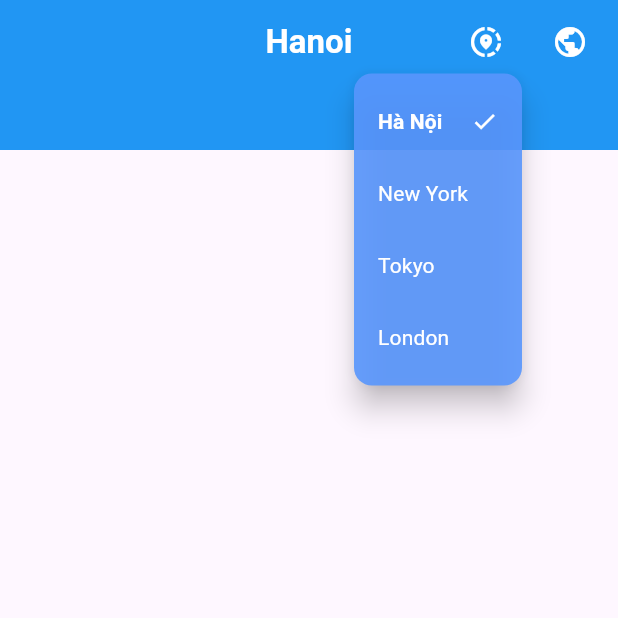
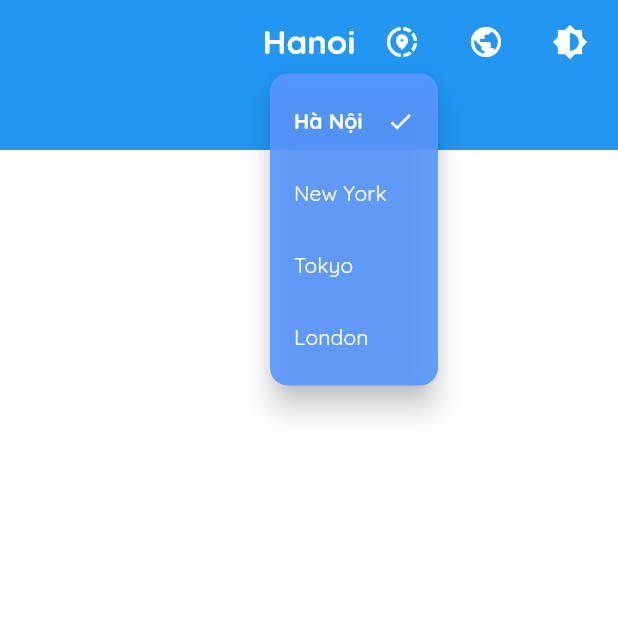
Before and after one commit to DHDuong2903/Weather-App, a Flutter app: the screen it shows after launch, after a tap on "Bắt đầu xem thời tiết", after a tap on the "share location" icon, on a phone screen of 412 x 824 dp, the top half of it. Run offline on Flutter 3.47's test engine with Material 3 defaults, Android fonts, the phone set to English and light mode, and no system bars.

Commit message:
add_theme_folder_and_toggle_btn_theme

```diff
--- a/lib/components/CustomAppBar.dart
+++ b/lib/components/CustomAppBar.dart
@@ -1,6 +1,7 @@
 import 'package:flutter/material.dart';
 
 class CustomAppBar extends StatelessWidget implements PreferredSizeWidget {
+  final VoidCallback toggleTheme;
   final String city;
   final String language;
   final Function(String) onCityChanged;
@@ -8,7 +9,7 @@ class CustomAppBar extends StatelessWidget implements PreferredSizeWidget {
 
   const CustomAppBar({
     super.key,
-
+    required this.toggleTheme,
     required this.city,
     required this.language,
     required this.onCityChanged,
@@ -51,6 +52,12 @@ class CustomAppBar extends StatelessWidget implements PreferredSizeWidget {
           currentValue: language,
           onSelected: onLanguageChanged,
           labels: {"vi": "Tiếng Việt", "en": "English"},
+        ),
+        const SizedBox(width: 8),
+        IconButton(
+          tooltip: "Đổi giao diện",
+          onPressed: toggleTheme,
+          icon: const Icon(Icons.brightness_6, color: Colors.white),
         ),
         const SizedBox(width: 8),
       ],
--- a/lib/main.dart
+++ b/lib/main.dart
@@ -1,19 +1,39 @@
 import 'package:flutter/material.dart';
-import 'package:weather_app/pages/IntroPage.dart';
+import 'themes/AppTheme.dart';
+import 'pages/HomePage.dart';
+import 'pages/IntroPage.dart';
 
 void main() {
   runApp(const WeatherApp());
 }
 
-class WeatherApp extends StatelessWidget {
+class WeatherApp extends StatefulWidget {
   const WeatherApp({super.key});
+
+  @override
+  State<WeatherApp> createState() => _WeatherAppState();
+}
+
+class _WeatherAppState extends State<WeatherApp> {
+  ThemeMode themeMode = ThemeMode.light;
+
+  void toggleTheme() {
+    setState(() {
+      themeMode = themeMode == ThemeMode.light
+          ? ThemeMode.dark
+          : ThemeMode.light;
+    });
+  }
 
   @override
   Widget build(BuildContext context) {
     return MaterialApp(
       debugShowCheckedModeBanner: false,
-      title: "Weather App",
-      home: IntroPage(),
+      title: 'Weather App',
+      theme: AppTheme.lightTheme,
+      darkTheme: AppTheme.darkTheme,
+      themeMode: themeMode,
+      home: IntroPage(toggleTheme: toggleTheme),
     );
   }
 }
--- a/lib/pages/HomePage.dart
+++ b/lib/pages/HomePage.dart
@@ -2,7 +2,8 @@ import 'package:flutter/material.dart';
 import 'package:weather_app/components/CustomAppBar.dart';
 
 class HomePage extends StatefulWidget {
-  const HomePage({super.key});
+  final VoidCallback toggleTheme;
+  const HomePage({super.key, required this.toggleTheme});
 
   @override
   State<HomePage> createState() => _HomePageState();
@@ -16,6 +17,7 @@ class _HomePageState extends State<HomePage> {
     return Scaffold(
       extendBodyBehindAppBar: true,
       appBar: CustomAppBar(
+        toggleTheme: widget.toggleTheme,
         city: city,
         language: language,
         onCityChanged: (val) => setState(() => city = val),
--- a/lib/pages/IntroPage.dart
+++ b/lib/pages/IntroPage.dart
@@ -2,7 +2,8 @@ import 'package:flutter/material.dart';
 import 'package:weather_app/pages/HomePage.dart';
 
 class IntroPage extends StatelessWidget {
-  const IntroPage({super.key});
+  final VoidCallback toggleTheme;
+  const IntroPage({super.key, required this.toggleTheme});
 
   @override
   Widget build(BuildContext context) {
@@ -82,7 +83,9 @@ class IntroPage extends StatelessWidget {
                       onPressed: () {
                         Navigator.pushReplacement(
                           context,
-                          MaterialPageRoute(builder: (_) => HomePage()),
+                          MaterialPageRoute(
+                            builder: (_) => HomePage(toggleTheme: toggleTheme),
+                          ),
                         );
                       },
                     ),
--- /dev/null
+++ b/lib/themes/AppColors.dart
@@ -0,0 +1,16 @@
+import 'package:flutter/material.dart';
+
+class AppColors {
+  //  che do sang
+  static const Color lightGradientStart = Color(0xFFAECDFF);
+  static const Color lightGradientEnd = Color(0xFF5896FD);
+  static const Color lightSurface = Colors.white;
+  //  che do toi
+  static const Color darkGradientStart = Color.fromARGB(146, 0, 0, 0);
+  static const Color darkGradientEnd = Color.fromARGB(183, 30, 22, 22);
+  static const Color darkSurface = Color.fromARGB(255, 57, 57, 57);
+
+  //  Văn bản
+  static const Color darkText = Colors.white;
+  static const Color lightText = Colors.black;
+}
--- /dev/null
+++ b/lib/themes/AppTheme.dart
@@ -0,0 +1,46 @@
+import 'package:flutter/material.dart';
+import 'AppColors.dart';
+
+class AppTheme {
+  static final lightTheme = ThemeData(
+    brightness: Brightness.light,
+    fontFamily: 'Quicksand',
+    scaffoldBackgroundColor: Colors.transparent,
+    primaryColor: AppColors.lightGradientEnd,
+    textTheme: const TextTheme(
+      bodyMedium: TextStyle(color: AppColors.lightText),
+      titleLarge: TextStyle(color: AppColors.lightText),
+    ),
+    colorScheme: const ColorScheme.light(
+      primary: AppColors.lightGradientEnd,
+      surface: AppColors.lightSurface,
+      onSurface: Colors.black87,
+    ),
+    appBarTheme: const AppBarTheme(
+      backgroundColor: Colors.transparent,
+      foregroundColor: AppColors.lightText,
+      elevation: 0,
+    ),
+  );
+
+  static final darkTheme = ThemeData(
+    brightness: Brightness.dark,
+    fontFamily: 'Quicksand',
+    scaffoldBackgroundColor: Colors.transparent,
+    primaryColor: AppColors.darkGradientEnd,
+    textTheme: const TextTheme(
+      bodyMedium: TextStyle(color: AppColors.darkText),
+      titleLarge: TextStyle(color: AppColors.darkText),
+    ),
+    colorScheme: const ColorScheme.dark(
+      primary: AppColors.darkGradientEnd,
+      surface: AppColors.darkSurface,
+      onSurface: Colors.white70,
+    ),
+    appBarTheme: const AppBarTheme(
+      backgroundColor: Colors.transparent,
+      foregroundColor: AppColors.darkText,
+      elevation: 0,
+    ),
+  );
+}
```
